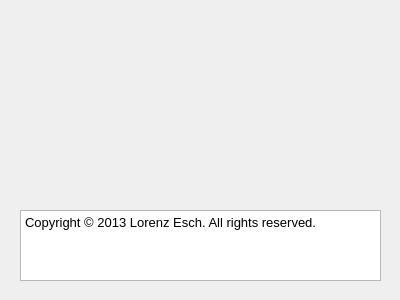
Qt form applications/mne_x/plugins/ssvepbci/FormFiles/ssvepbciabout.ui (mne-tools/mne-cpp) before a commit.
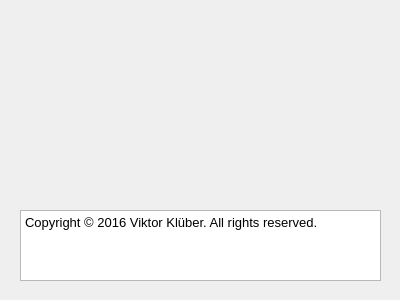
The same form after that commit.

Diff of the .ui file:
```diff
--- a/applications/mne_x/plugins/ssvepbci/FormFiles/ssvepbciabout.ui
+++ b/applications/mne_x/plugins/ssvepbci/FormFiles/ssvepbciabout.ui
@@ -48,7 +48,7 @@
 &lt;table border=&quot;0&quot; style=&quot;-qt-table-type: root; margin-top:4px; margin-bottom:4px; margin-left:4px; margin-right:4px;&quot;&gt;
 &lt;tr&gt;
 &lt;td style=&quot;border: none;&quot;&gt;
-&lt;p style=&quot; margin-top:0px; margin-bottom:0px; margin-left:0px; margin-right:0px; -qt-block-indent:0; text-indent:0px;&quot;&gt;&lt;span style=&quot; font-family:'Sans'; font-size:10pt;&quot;&gt;Copyright © 2013 Lorenz Esch. All rights reserved.&lt;/span&gt;&lt;/p&gt;&lt;/td&gt;&lt;/tr&gt;&lt;/table&gt;&lt;/body&gt;&lt;/html&gt;</string>
+&lt;p style=&quot; margin-top:0px; margin-bottom:0px; margin-left:0px; margin-right:0px; -qt-block-indent:0; text-indent:0px;&quot;&gt;&lt;span style=&quot; font-family:'Sans'; font-size:10pt;&quot;&gt;Copyright © 2016 Viktor Klüber. All rights reserved.&lt;/span&gt;&lt;/p&gt;&lt;/td&gt;&lt;/tr&gt;&lt;/table&gt;&lt;/body&gt;&lt;/html&gt;</string>
    </property>
   </widget>
  </widget>
```
